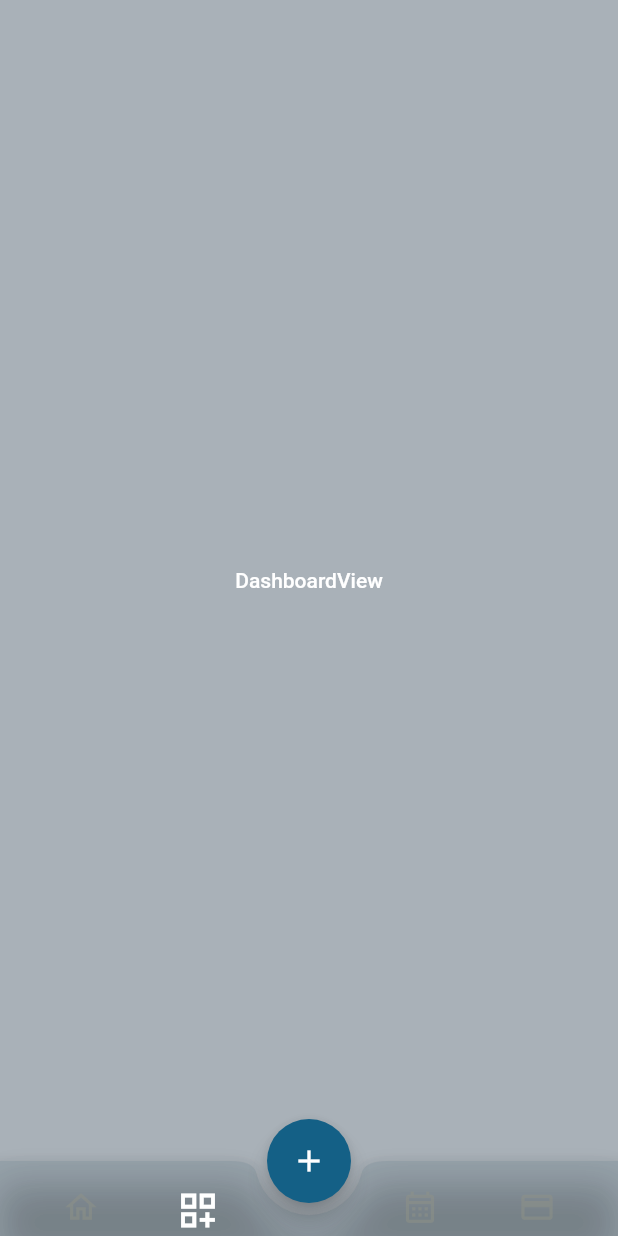
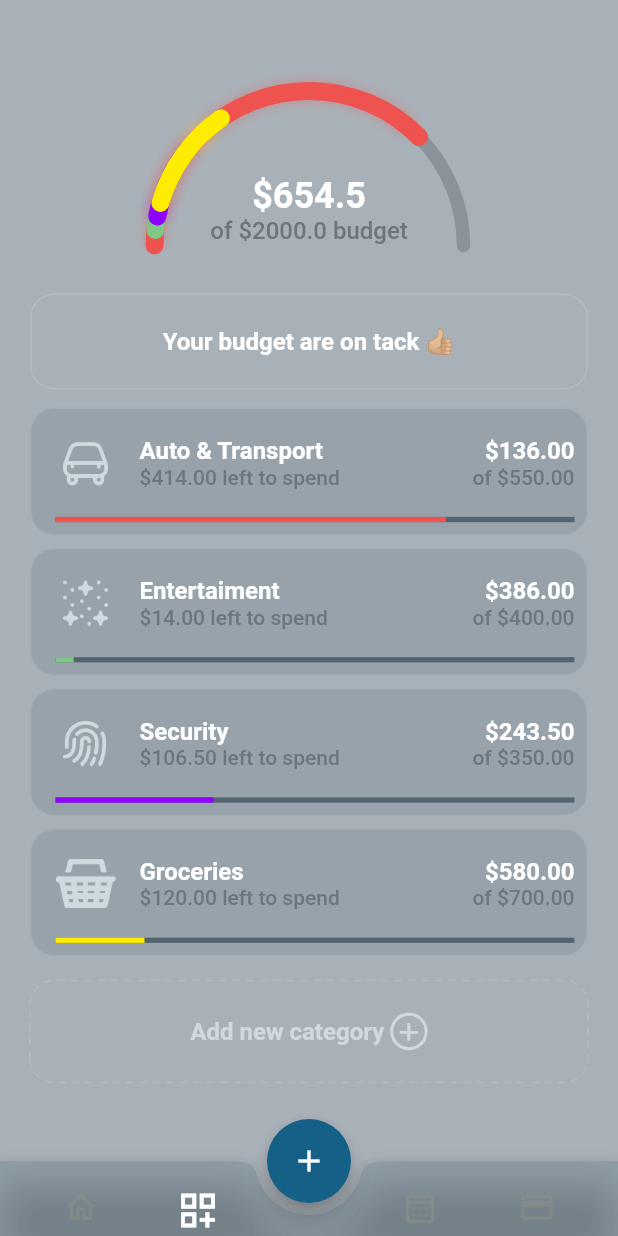
Before and after one commit to jorgecasanovadev/money_controller, a Flutter app: the HomeScreen screen opened by its route, scrolled down 77 dp, after a tap on the "dashboard customize" icon, on a phone screen of 412 x 824 dp. Run offline on Flutter 3.47's test engine with Material 2 defaults, Android fonts, the light colour scheme and no system bars; drawn by our look-alikes of dotted_border; our stand-ins replace easy_localization, equatable, flutter_bloc, flutter_dotenv, fluttertoast, font_awesome_flutter; Roboto replaces fonts that are missing (Avenir).

Commit message:
chore: adding home_view, and spending budget

```diff
--- a/lib/src/ui/components/views/arc_painter_view.dart
+++ /dev/null
@@ -1,28 +0,0 @@
-import 'package:flutter/material.dart';
-import 'package:money_controller/src/ui/themes/themes.dart';
-
-class ArcPainterView extends CustomPainter {
-  @override
-  void paint(Canvas canvas, Size size) {
-    var rect = Rect.fromCircle(
-      center: Offset(size.width / 2, size.height / 2),
-      radius: size.width / 2,
-    );
-
-    var gradientColor = const LinearGradient(
-      colors: [mainSecondary, darkBlueGrey, green100],
-      begin: Alignment.topCenter,
-      end: Alignment.bottomCenter,
-    );
-
-    Paint activePaint = Paint()..shader = gradientColor.createShader(rect);
-
-    activePaint.style = PaintingStyle.stroke;
-  }
-
-  @override
-  bool shouldRepaint(ArcPainterView oldDelegate) => false;
-
-  @override
-  bool shouldRebuildSemantics(ArcPainterView oldDelegate) => false;
-}
--- /dev/null
+++ b/lib/src/ui/screens/home/components/view_tabs/arc_painter_view.dart
@@ -0,0 +1,119 @@
+import 'package:flutter/material.dart';
+import 'package:vector_math/vector_math.dart';
+import 'package:money_controller/src/ui/themes/themes.dart';
+
+class ArcModel {
+  ArcModel({required this.color, required this.value});
+
+  final Color color;
+  final double value;
+}
+
+class ArcPainterView extends CustomPainter {
+  ArcPainterView({
+    this.start = 0,
+    this.end = 270,
+    this.width = 15,
+    this.bgWidth = 10,
+    this.blurWidth = 3,
+    this.is180Arc = false,
+    this.drawArcs,
+    this.space = 5,
+  });
+
+  final double start;
+  final double end;
+  final double width;
+  final double bgWidth;
+  final double blurWidth;
+  final bool is180Arc;
+  final double space;
+  final List<ArcModel>? drawArcs;
+
+  @override
+  void paint(Canvas canvas, Size size) {
+    var rect = Rect.fromCircle(
+      center: Offset(
+        (size.width / 2),
+        (is180Arc ? size.height : size.height / 2),
+      ),
+      radius: size.width / 2,
+    );
+
+    Paint backgroundPaint = Paint();
+    backgroundPaint.color = grey100.withOpacity(0.5);
+    backgroundPaint.style = PaintingStyle.stroke;
+    backgroundPaint.strokeWidth = (is180Arc ? bgWidth : width);
+    backgroundPaint.strokeCap = StrokeCap.round;
+
+    // Variables converted
+    double initial = (start / end) + (is180Arc ? 180 : 135);
+    double drawStart = initial;
+    double activeDegrees = (start / end) * (is180Arc ? 180 : 270);
+
+    // InActive drawer
+    canvas.drawArc(
+      rect,
+      radians(initial),
+      radians(is180Arc ? 180 : 270),
+      false,
+      backgroundPaint,
+    );
+
+    for (ArcModel drawArc in drawArcs ?? []) {
+      Paint activePaint = Paint();
+      activePaint.color = drawArc.color;
+      activePaint.style = PaintingStyle.stroke;
+      activePaint.strokeWidth = width;
+      activePaint.strokeCap = StrokeCap.round;
+
+      Paint shadowPaint = Paint()
+        ..color = drawArc.color.withOpacity(0.3)
+        ..style = PaintingStyle.stroke
+        ..strokeWidth = width + blurWidth
+        ..maskFilter = const MaskFilter.blur(BlurStyle.normal, 4);
+
+      // Draw Shadow Arc
+      Path path = Path();
+      double drawActiveDegrees = (drawArc.value / end) * 180;
+      double drawArcValue = drawArc.value / end;
+
+      if (!is180Arc) {
+        path.addArc(rect, radians(initial), radians(activeDegrees + 1));
+        canvas.drawPath(path, shadowPaint);
+        // Active drawer
+        canvas.drawArc(
+          rect,
+          radians(initial),
+          radians(activeDegrees),
+          false,
+          activePaint,
+        );
+      }
+      if (is180Arc) {
+        path.addArc(
+          rect,
+          radians(drawStart),
+          radians(drawActiveDegrees - space),
+        );
+        canvas.drawPath(path, shadowPaint);
+        // Active drawer
+        canvas.drawArc(
+          rect,
+          radians(drawStart),
+          radians(drawActiveDegrees),
+          false,
+          activePaint,
+        );
+      }
+
+      drawStart = drawStart + drawArcValue + space;
+    }
+  }
+
+  @override
+  bool shouldRepaint(ArcPainterView oldDelegate) => false;
+
+  @override
+  bool shouldRebuildSemantics(ArcPainterView oldDelegate) => false;
+}
--- /dev/null
+++ b/lib/src/ui/screens/home/components/view_tabs/budget_tab.dart
@@ -0,0 +1,100 @@
+import 'package:flutter/material.dart';
+
+import '../../../../themes/themes.dart';
+
+class BudgetTab extends StatelessWidget {
+  const BudgetTab({
+    super.key,
+    required this.onPressed,
+    required this.budgetObject,
+  });
+
+  final VoidCallback onPressed;
+  final Map<String, dynamic> budgetObject;
+
+  @override
+  Widget build(BuildContext context) {
+    var linearValue = (double.parse(budgetObject['left_amount']) /
+        double.parse(budgetObject['total_budget']));
+    return Padding(
+      padding: const EdgeInsets.only(bottom: 8.0),
+      child: InkWell(
+        borderRadius: BorderRadius.circular(16.0),
+        onTap: onPressed,
+        child: Container(
+          // height: 74.0,
+          padding: const EdgeInsets.all(8.0),
+          decoration: BoxDecoration(
+            border: Border.all(
+              color: grey.withOpacity(0.15),
+            ),
+            color: grey200.withOpacity(0.2),
+            borderRadius: BorderRadius.circular(16.0),
+          ),
+          alignment: Alignment.center,
+          child: Column(
+            children: [
+              Row(
+                mainAxisAlignment: MainAxisAlignment.center,
+                crossAxisAlignment: CrossAxisAlignment.center,
+                children: [
+                  Padding(
+                    padding: const EdgeInsets.all(8.0),
+                    child: Image.asset(
+                      budgetObject['icon'],
+                      width: 40,
+                      height: 40,
+                      color: grey50,
+                    ),
+                  ),
+                  const SizedBox(width: 8.0),
+                  Expanded(
+                    child: Column(
+                      mainAxisAlignment: MainAxisAlignment.center,
+                      crossAxisAlignment: CrossAxisAlignment.start,
+                      children: [
+                        Text(
+                          budgetObject['name'],
+                          style: TypographyStyle.b2.w600.white,
+                        ),
+                        Text(
+                          '\$${budgetObject['left_amount']} left to spend',
+                          style: TypographyStyle.b1.grey100,
+                        ),
+                      ],
+                    ),
+                  ),
+                  const SizedBox(width: 8.0),
+                  Column(
+                    mainAxisAlignment: MainAxisAlignment.center,
+                    crossAxisAlignment: CrossAxisAlignment.end,
+                    children: [
+                      Text(
+                        '\$${budgetObject['spend_amount']}',
+                        style: TypographyStyle.b2.w600.white,
+                      ),
+                      Text(
+                        'of \$${budgetObject['total_budget']}',
+                        style: TypographyStyle.b1.grey100,
+                      ),
+                    ],
+                  ),
+                ],
+              ),
+              const SizedBox(height: 8.0),
+              Padding(
+                padding: const EdgeInsets.only(left: 8.0),
+                child: LinearProgressIndicator(
+                  backgroundColor: grey200,
+                  valueColor: AlwaysStoppedAnimation(budgetObject['color']),
+                  minHeight: 3.5,
+                  value: linearValue,
+                ),
+              ),
+            ],
+          ),
+        ),
+      ),
+    );
+  }
+}
--- a/lib/src/ui/screens/home/home_screen.dart
+++ b/lib/src/ui/screens/home/home_screen.dart
@@ -1,8 +1,8 @@
 import 'package:flutter/material.dart';
 import 'package:money_controller/src/ui/screens/home/views/home_view.dart';
-import 'package:money_controller/src/ui/screens/home/views/dashboard_view.dart';
 import 'package:money_controller/src/ui/screens/home/views/calendar_view.dart';
 import 'package:money_controller/src/ui/screens/home/views/page3.dart';
+import 'package:money_controller/src/ui/screens/home/views/spending_budget_view.dart';
 
 import '../../themes/themes.dart';
 
@@ -18,7 +18,7 @@ class _HomeScreenState extends State<HomeScreen> {
   int currentTab = 0;
   final List<Widget> screens = [
     const HomeView(),
-    const DashboardView(),
+    const SpendingBudgetView(),
     const CalendarView(),
     const Page3(),
   ];
@@ -47,7 +47,7 @@ class _HomeScreenState extends State<HomeScreen> {
       bottomNavigationBar: BottomAppBar(
         notchMargin: 8.0,
         padding: const EdgeInsets.symmetric(horizontal: 20.0),
-        color: bluegrey.withOpacity(0.2),
+        color: bluegrey.withOpacity(0.3),
         shape: const CircularNotchedRectangle(),
         child: SizedBox(
           height: 50.0,
@@ -80,7 +80,7 @@ class _HomeScreenState extends State<HomeScreen> {
                       child: IconButton(
                         iconSize: currentTab == 1 ? 30 : 25,
                         onPressed: () {
-                          currentScreen = const DashboardView();
+                          currentScreen = const SpendingBudgetView();
                           currentTab = 1;
                           setState(() {});
                         },
--- a/lib/src/ui/screens/home/views/dashboard_view.dart
+++ /dev/null
@@ -1,16 +0,0 @@
-import 'package:flutter/material.dart';
-import 'package:money_controller/src/ui/themes/themes.dart';
-
-class DashboardView extends StatelessWidget {
-  const DashboardView({super.key});
-
-  @override
-  Widget build(BuildContext context) {
-    return Center(
-      child: Text(
-        'DashboardView',
-        style: TypographyStyle.b1.white,
-      ),
-    );
-  }
-}
--- a/lib/src/ui/screens/home/views/home_view.dart
+++ b/lib/src/ui/screens/home/views/home_view.dart
@@ -1,9 +1,10 @@
 import 'package:flutter/material.dart';
+import 'package:money_controller/src/ui/screens/home/components/view_tabs/arc_painter_view.dart';
 import 'package:money_controller/src/ui/components/views/logo_view.dart';
 import 'package:money_controller/src/ui/screens/home/components/buttons/custom_segment_button.dart';
 import 'package:money_controller/src/ui/screens/home/components/buttons/custom_status_button.dart';
-import 'package:money_controller/src/ui/screens/home/components/view-tabs/subscription_tab.dart';
-import 'package:money_controller/src/ui/screens/home/components/view-tabs/upcoming_bill_tab.dart';
+import 'package:money_controller/src/ui/screens/home/components/view_tabs/subscription_tab.dart';
+import 'package:money_controller/src/ui/screens/home/components/view_tabs/upcoming_bill_tab.dart';
 import 'package:money_controller/src/ui/themes/themes.dart';
 
 class HomeView extends StatefulWidget {
@@ -64,6 +65,8 @@ class _HomeViewState extends State<HomeView> {
   @override
   Widget build(BuildContext context) {
     var media = MediaQuery.sizeOf(context);
+    const double maxExpenses = 2000.0;
+    const double currentBills = 1358.50;
 
     return Scaffold(
       backgroundColor: grey200.withOpacity(0),
@@ -73,7 +76,7 @@ class _HomeViewState extends State<HomeView> {
             Container(
               height: media.width * 1.1,
               decoration: BoxDecoration(
-                color: bluegrey.withOpacity(0.15),
+                color: bluegrey.withOpacity(0.3),
                 borderRadius: const BorderRadius.only(
                   bottomLeft: Radius.circular(25.0),
                   bottomRight: Radius.circular(25.0),
@@ -82,25 +85,44 @@ class _HomeViewState extends State<HomeView> {
               child: Stack(
                 alignment: Alignment.center,
                 children: [
-                  // Image.asset('assets/logos/foreground-green.png'),
+                  Image.asset('assets/imgs/home_bg.png'),
+                  Container(
+                    padding: EdgeInsets.only(bottom: media.width * 0.05),
+                    width: media.width * 0.72,
+                    height: media.width * 0.72,
+                    child: CustomPaint(
+                      painter: ArcPainterView(
+                        start: currentBills,
+                        end: maxExpenses,
+                        blurWidth: 6,
+                        drawArcs: [
+                          ArcModel(
+                            color: darkBlueGrey,
+                            value: 0,
+                          ),
+                        ],
+                      ),
+                    ),
+                  ),
                   Column(
                     mainAxisSize: MainAxisSize.min,
                     children: [
+                      SizedBox(height: media.width * 0.05),
                       LogoView(
-                        width: media.width * 0.1,
+                        width: media.width * 0.13,
                         fontSize: 25,
                       ),
-                      const SizedBox(height: 8.0),
+                      SizedBox(height: media.width * 0.05),
                       Text(
-                        '\$1,650',
+                        '\$1,358.50',
                         style: TypographyStyle.h3.white,
                       ),
-                      const SizedBox(height: 8.0),
+                      SizedBox(height: media.width * 0.05),
                       Text(
                         'This month bills',
                         style: TypographyStyle.b1.grey100,
                       ),
-                      const SizedBox(height: 25.0),
+                      SizedBox(height: media.width * 0.04),
                       InkWell(
                         borderRadius: BorderRadius.circular(12.0),
                         splashColor: null,
--- /dev/null
+++ b/lib/src/ui/screens/home/views/spending_budget_view.dart
@@ -0,0 +1,224 @@
+import 'package:dotted_border/dotted_border.dart';
+import 'package:flutter/material.dart';
+import 'package:font_awesome_flutter/font_awesome_flutter.dart';
+import 'package:money_controller/src/ui/screens/home/components/view_tabs/arc_painter_view.dart';
+import 'package:money_controller/src/ui/screens/home/components/view_tabs/budget_tab.dart';
+import 'package:money_controller/src/ui/themes/themes.dart';
+
+class SpendingBudgetView extends StatefulWidget {
+  const SpendingBudgetView({super.key});
+
+  @override
+  State<SpendingBudgetView> createState() => _SpendingBudgetViewState();
+}
+
+class _SpendingBudgetViewState extends State<SpendingBudgetView> {
+  double maxExpenses = 0.0;
+  double totalLeftAmount = 0.0;
+  double totalSpendAmount = 0.0;
+  List<ArcModel> arcModels = <ArcModel>[];
+  List<Map<String, dynamic>> budgets = [
+    {
+      'name': 'Auto & Transport',
+      'icon': 'assets/imgs/auto_&_transport.png',
+      'spend_amount': '136.00',
+      'total_budget': '550.00',
+      'left_amount': '414.00',
+      'color': red400,
+    },
+    {
+      'name': 'Entertaiment',
+      'icon': 'assets/imgs/entertainment.png',
+      'spend_amount': '386.00',
+      'total_budget': '400.00',
+      'left_amount': '14.00',
+      'color': green400,
+    },
+    {
+      'name': 'Security',
+      'icon': 'assets/imgs/security.png',
+      'spend_amount': '243.50',
+      'total_budget': '350.00',
+      'left_amount': '106.50',
+      'color': purple100,
+    },
+    {
+      'name': 'Groceries',
+      'icon': 'assets/imgs/grocery.png',
+      'spend_amount': '580.00',
+      'total_budget': '700.00',
+      'left_amount': '120.00',
+      'color': yellow100,
+    },
+  ];
+
+  void totalExpensesBudgets() {
+    for (var budget in budgets) {
+      maxExpenses += double.parse(budget['total_budget']);
+      totalLeftAmount += double.parse(budget['left_amount']);
+      totalSpendAmount += double.parse(budget['spend_amount']);
+    }
+  }
+
+  void getArcModelList() {
+    for (var budget in budgets) {
+      arcModels.add(
+        ArcModel(
+          color: budget['color'],
+          value: double.parse(budget['left_amount']),
+        ),
+      );
+    }
+  }
+
+  @override
+  void initState() {
+    totalExpensesBudgets();
+    getArcModelList();
+
+    super.initState();
+  }
+
+  @override
+  Widget build(BuildContext context) {
+    Size media = MediaQuery.sizeOf(context);
+
+    return Scaffold(
+      backgroundColor: grey200.withOpacity(0),
+      body: SingleChildScrollView(
+        child: Column(
+          children: [
+            const SizedBox(height: 40.0),
+            Stack(
+              alignment: Alignment.bottomCenter,
+              children: [
+                // for (var budget in budgets)
+                SizedBox(
+                  width: media.width * 0.5,
+                  height: media.width * 0.3,
+                  child: CustomPaint(
+                    painter: ArcPainterView(
+                      is180Arc: true,
+                      width: 12.0,
+                      bgWidth: 9.0,
+                      blurWidth: 2.0,
+                      end: 550,
+                      drawArcs: arcModels,
+                    ),
+                  ),
+                ),
+                Column(
+                  children: [
+                    Text(
+                      '\$$totalLeftAmount',
+                      style: TypographyStyle.h5.w700.white,
+                    ),
+                    Text(
+                      'of \$$maxExpenses budget',
+                      style: TypographyStyle.st1.w500.grey100,
+                    ),
+                  ],
+                ),
+              ],
+            ),
+            const SizedBox(height: 20.0),
+            Padding(
+              padding: const EdgeInsets.symmetric(
+                horizontal: 20.0,
+                vertical: 12.0,
+              ),
+              child: InkWell(
+                borderRadius: BorderRadius.circular(16.0),
+                onTap: () {},
+                child: Container(
+                  height: 64.0,
+                  padding: const EdgeInsets.all(8.0),
+                  decoration: BoxDecoration(
+                    border: Border.all(
+                      color: grey.withOpacity(0.15),
+                    ),
+                    borderRadius: BorderRadius.circular(16.0),
+                  ),
+                  alignment: Alignment.center,
+                  child: Row(
+                    mainAxisAlignment: MainAxisAlignment.center,
+                    children: [
+                      Text(
+                        'Your budget are on tack 👍🏼',
+                        style: TypographyStyle.b2.w600.white,
+                      ),
+                    ],
+                  ),
+                ),
+              ),
+            ),
+            ListView.builder(
+              padding: const EdgeInsets.symmetric(horizontal: 20.0),
+              physics: const NeverScrollableScrollPhysics(),
+              shrinkWrap: true,
+              itemCount: budgets.length,
+              itemBuilder: (context, index) {
+                var budgetObject = budgets[index];
+                return BudgetTab(
+                  onPressed: () {},
+                  budgetObject: budgetObject,
+                );
+              },
+            ),
+            Padding(
+              padding: const EdgeInsets.symmetric(
+                horizontal: 20.0,
+                vertical: 8.0,
+              ),
+              child: InkWell(
+                borderRadius: BorderRadius.circular(16.0),
+                onTap: () {},
+                child: DottedBorder(
+                  dashPattern: const [5, 4],
+                  strokeWidth: 1.0,
+                  borderType: BorderType.RRect,
+                  radius: const Radius.circular(16.0),
+                  color: grey.withOpacity(0.15),
+                  child: Container(
+                    height: 64.0,
+                    padding: const EdgeInsets.all(8.0),
+                    decoration: BoxDecoration(
+                      borderRadius: BorderRadius.circular(16.0),
+                    ),
+                    alignment: Alignment.center,
+                    child: Row(
+                      mainAxisAlignment: MainAxisAlignment.center,
+                      children: [
+                        Text(
+                          'Add new category ',
+                          style: TypographyStyle.b2.w600.grey50,
+                        ),
+                        Container(
+                          width: 25.0,
+                          height: 25.0,
+                          decoration: BoxDecoration(
+                            border: Border.all(
+                              color: grey50,
+                              width: 2.0,
+                            ),
+                            borderRadius: BorderRadius.circular(16.0),
+                          ),
+                          child: const Icon(
+                            FontAwesomeIcons.plus,
+                            color: grey50,
+                            size: 15.0,
+                          ),
+                        ),
+                      ],
+                    ),
+                  ),
+                ),
+              ),
+            ),
+            const SizedBox(height: 20.0),
+          ],
+        ),
+      ),
+    );
+  }
+}
--- a/lib/src/ui/themes/colors.dart
+++ b/lib/src/ui/themes/colors.dart
@@ -186,6 +186,7 @@ const Color black = Colors.black;
 const Color blue500 = Color(0xff3600ff);
 const Color blueFacebook = Color.fromRGBO(66, 103, 178, 0.0);
 const Color yellow100 = Color(0xffFEED00);
+const Color purple100 = Color(0xff8F00FF);
 
 const Color orange50 = Color(0xffEB7923);
 const Color orange100 = Color(0xffE0726A);
@@ -258,6 +259,7 @@ class AppColors {
   static const Color black54 = Colors.black54;
   static const Color blue500 = Color(0xff3600ff);
   static const Color yellow100 = Color(0xffFEED00);
+  static const Color purple100 = Color(0xff8F00FF);
   static const Color orange50 = Color(0xffEB7923);
   static const Color orange100 = Color(0xffE0726A);
   static const Color orange200 = Color(0xffE4733A);
--- a/pubspec.yaml
+++ b/pubspec.yaml
@@ -45,6 +45,8 @@ dependencies:
   flutter_bloc: ^8.1.3
   equatable: ^2.0.5
   flutter_dotenv: ^5.1.0
+  vector_math: ^2.1.4
+  dotted_border: ^2.0.0+3
 
 dev_dependencies:
   flutter_test:
```
Also changed, not shown: assets/imgs/auto_&_transport.png (added), assets/imgs/entertainment.png (added), assets/imgs/grocery.png (added), assets/imgs/home_bg.png (added), assets/imgs/security.png (added), lib/src/ui/screens/home/components/view_tabs/subscription_tab.dart (renamed from lib/src/ui/screens/home/components/view-tabs/subscription_tab.dart), lib/src/ui/screens/home/components/view_tabs/upcoming_bill_tab.dart (renamed from lib/src/ui/screens/home/components/view-tabs/upcoming_bill_tab.dart), pubspec.lock.
